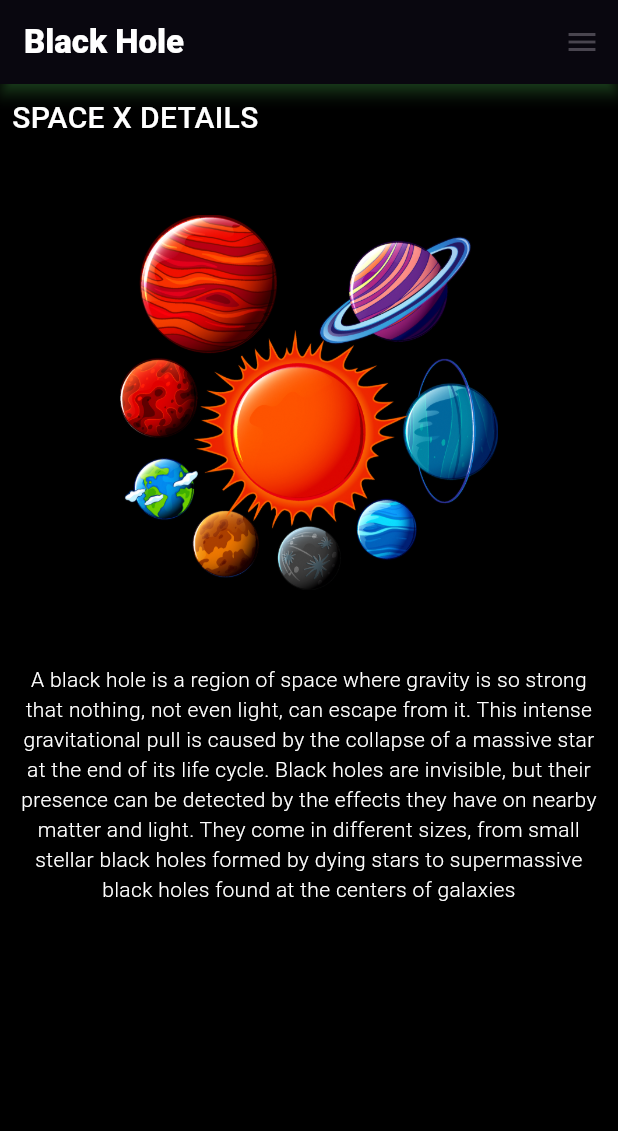
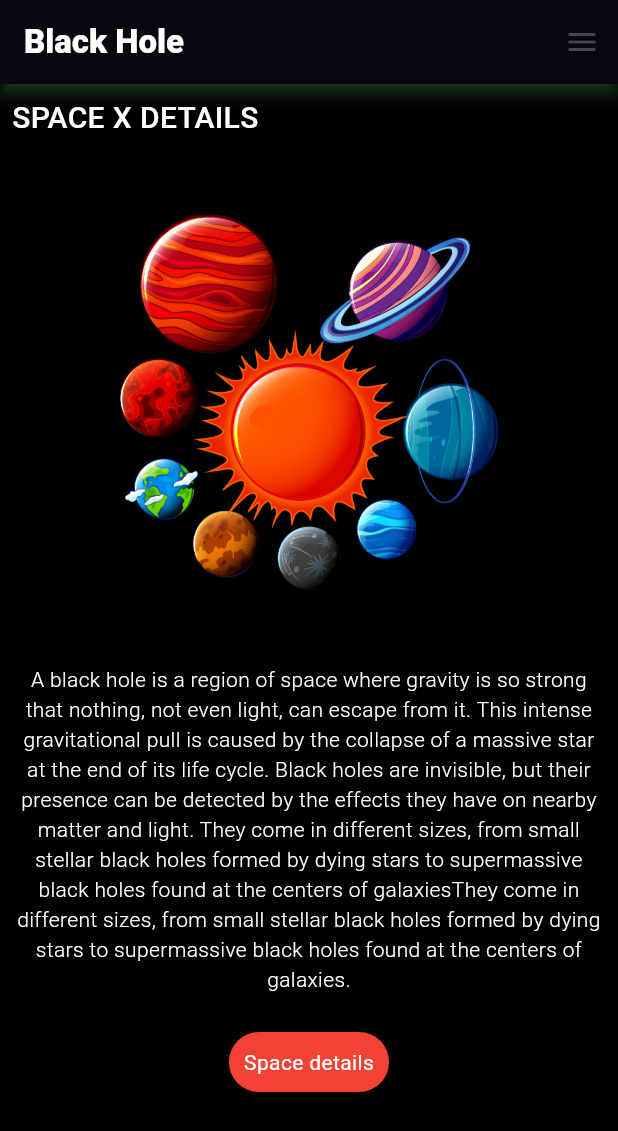
Before and after one commit to CodeMaestro2001/Flutter_App_Blackhole, a Flutter app: the screen it shows after launch, on a phone screen of 412 x 824 dp. Shown: the top 1131 px of the screen. Run offline on Flutter 3.47's test engine with Material 3 defaults, Android fonts, the phone set to English and light mode, and no system bars.

Commit message:
scroll bar and button added

```diff
--- a/black_hole/lib/main.dart
+++ b/black_hole/lib/main.dart
@@ -31,7 +31,8 @@ class MyApp extends StatelessWidget {
 
         ),
 
-        body: Padding(
+        body: SingleChildScrollView(
+          child: Padding(
             padding: EdgeInsets.all(8.0),
             child: Column(
               crossAxisAlignment: CrossAxisAlignment.start,
@@ -60,7 +61,7 @@ class MyApp extends StatelessWidget {
                   height: 50,
                 ),
 
-              Text("A black hole is a region of space where gravity is so strong that nothing, not even light, can escape from it. This intense gravitational pull is caused by the collapse of a massive star at the end of its life cycle. Black holes are invisible, but their presence can be detected by the effects they have on nearby matter and light. They come in different sizes, from small stellar black holes formed by dying stars to supermassive black holes found at the centers of galaxies",
+                Text("A black hole is a region of space where gravity is so strong that nothing, not even light, can escape from it. This intense gravitational pull is caused by the collapse of a massive star at the end of its life cycle. Black holes are invisible, but their presence can be detected by the effects they have on nearby matter and light. They come in different sizes, from small stellar black holes formed by dying stars to supermassive black holes found at the centers of galaxiesThey come in different sizes, from small stellar black holes formed by dying stars to supermassive black holes found at the centers of galaxies.",
                 textAlign: TextAlign.center,
                 style:
                   TextStyle(
@@ -68,8 +69,25 @@ class MyApp extends StatelessWidget {
                     fontWeight: FontWeight.w300
                   )
                 ,
+                ),
+
+                SizedBox(
+                  height: 25,
+                ),
+
+                //button
+                Center(
+                  child: Container(
+                    padding: EdgeInsets.all(10),
+                    decoration: BoxDecoration(
+                      borderRadius:BorderRadius.circular(100),
+                      color: Colors.red
+                     ),
+                    child: Text("Space details",style:TextStyle(color: Colors.white),),
+                  ),
                 )
               ],
+            ),
           ),
         )
       ),
```
Lines whose indentation alone changed are shown as unchanged.
